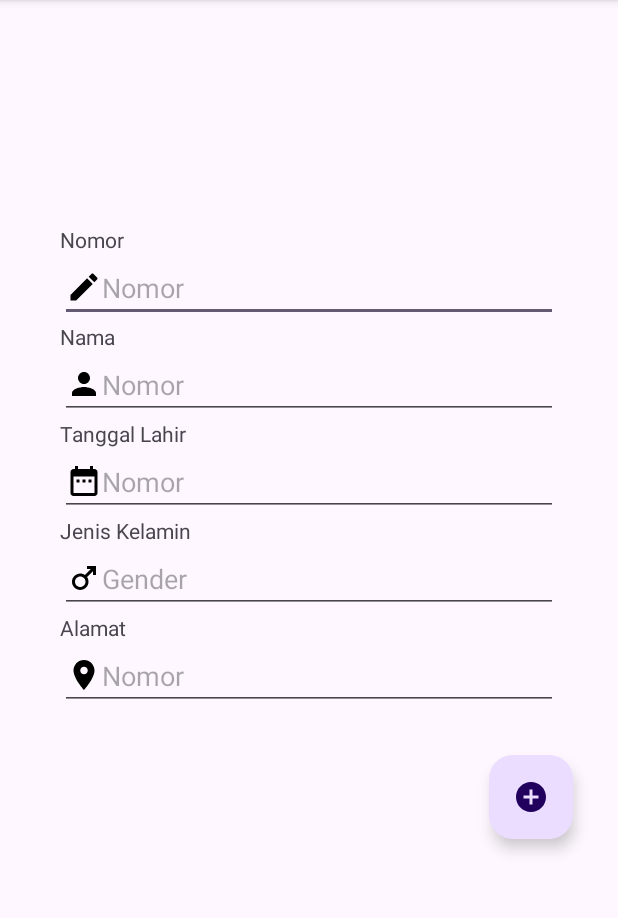
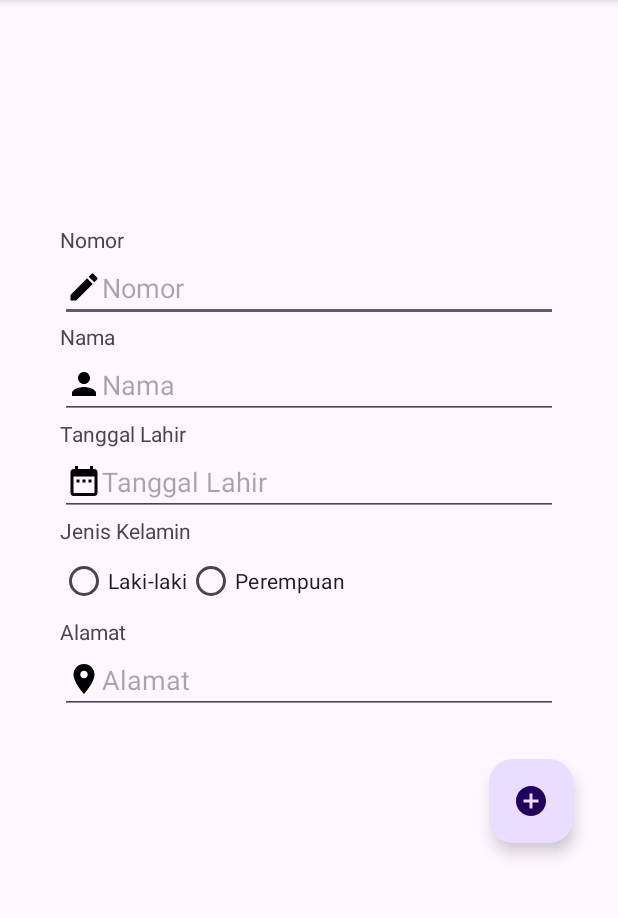
Before and after one commit to habialtx3/AplikasiSertifikasi, an Android app: the Insert screen opened directly, with no data from a screen before it, on a phone screen of 412 x 824 dp, the part 96-1014 px from its top. Run offline under Robolectric (Android 15) with nearby library versions, the phone set to English and light mode, and no system bars.

Commit message:
Aplikasi selesai, sudah mengubah title tiap Action Bar dan Membuat Radio Button.

```diff
--- a/app/src/main/java/com/example/seritifikasilogin/Dashboard.java
+++ b/app/src/main/java/com/example/seritifikasilogin/Dashboard.java
@@ -16,6 +16,7 @@ public class Dashboard extends AppCompatActivity {
     protected void onCreate(Bundle savedInstanceState) {
         super.onCreate(savedInstanceState);
         setContentView(R.layout.activity_dashboard);
+        setTitle("Dashboard");
 
         if (getSupportActionBar() != null) {
             getSupportActionBar().setDisplayHomeAsUpEnabled(true);
--- a/app/src/main/java/com/example/seritifikasilogin/Informasi.java
+++ b/app/src/main/java/com/example/seritifikasilogin/Informasi.java
@@ -12,6 +12,7 @@ public class Informasi extends AppCompatActivity {
     protected void onCreate(Bundle savedInstanceState) {
         super.onCreate(savedInstanceState);
         setContentView(R.layout.activity_informasi);
+        setTitle("Informasi");
         if (getSupportActionBar() != null) {
             getSupportActionBar().setDisplayHomeAsUpEnabled(true);
             getSupportActionBar().setHomeAsUpIndicator(R.drawable.baseline_arrow_back_24);
--- a/app/src/main/java/com/example/seritifikasilogin/Insert.java
+++ b/app/src/main/java/com/example/seritifikasilogin/Insert.java
@@ -10,6 +10,8 @@ import android.view.MenuItem;
 import android.view.View;
 import android.widget.DatePicker;
 import android.widget.EditText;
+import android.widget.RadioButton;
+import android.widget.RadioGroup;
 import android.widget.Toast;
 
 import com.google.android.material.floatingactionbutton.FloatingActionButton;
@@ -19,7 +21,8 @@ import java.util.Calendar;
 public class Insert extends AppCompatActivity {
 
     DatabaseHelper db;
-    EditText formNama, formNomor, formAlamat, formJenis, formTanggal_lahir;
+    EditText formNama, formNomor, formAlamat, formTanggal_lahir;
+    RadioGroup radioGroupJenis;
     FloatingActionButton bSimpan;
     private int mYear, mMonth, mDay;
 
@@ -27,7 +30,6 @@ public class Insert extends AppCompatActivity {
     protected void onCreate(Bundle savedInstanceState) {
         super.onCreate(savedInstanceState);
         setContentView(R.layout.activity_insert);
-
 
         if (getSupportActionBar() != null) {
             getSupportActionBar().setDisplayHomeAsUpEnabled(true);
@@ -39,8 +41,8 @@ public class Insert extends AppCompatActivity {
         formNomor = findViewById(R.id.formNomor);
         formNama = findViewById(R.id.formNama);
         formTanggal_lahir = findViewById(R.id.formTanggal);
-        formJenis = findViewById(R.id.formJenis);
         formAlamat = findViewById(R.id.formAlamat);
+        radioGroupJenis = findViewById(R.id.radioGroupJenis);
         bSimpan = findViewById(R.id.bSimpan);
 
         formTanggal_lahir.setOnClickListener(new View.OnClickListener() {
@@ -80,8 +82,11 @@ public class Insert extends AppCompatActivity {
         String nomor = formNomor.getText().toString();
         String nama = formNama.getText().toString();
         String tanggal_lahir = formTanggal_lahir.getText().toString();
-        String jenis_kelamin = formJenis.getText().toString();
         String alamat = formAlamat.getText().toString();
+
+        int selectedId = radioGroupJenis.getCheckedRadioButtonId();
+        RadioButton selectedGender = findViewById(selectedId);
+        String jenis_kelamin = selectedGender != null ? selectedGender.getText().toString() : "";
 
         if (nomor.isEmpty() || nama.isEmpty() || tanggal_lahir.isEmpty() || jenis_kelamin.isEmpty() || alamat.isEmpty()) {
             Toast.makeText(this, "Semua File Harus Diisi", Toast.LENGTH_SHORT).show();
@@ -126,7 +131,7 @@ public class Insert extends AppCompatActivity {
         formNomor.setText("");
         formNama.setText("");
         formTanggal_lahir.setText("");
-        formJenis.setText("");
+        radioGroupJenis.clearCheck();
         formAlamat.setText("");
     }
 }
--- a/app/src/main/java/com/example/seritifikasilogin/Login.java
+++ b/app/src/main/java/com/example/seritifikasilogin/Login.java
@@ -20,6 +20,7 @@ public class Login extends AppCompatActivity {
     protected void onCreate(Bundle savedInstanceState) {
         super.onCreate(savedInstanceState);
         setContentView(R.layout.activity_login);
+        setTitle("Login");
 
         if (getSupportActionBar() != null) {
             getSupportActionBar().setDisplayHomeAsUpEnabled(true);
--- a/app/src/main/java/com/example/seritifikasilogin/MainActivity.java
+++ b/app/src/main/java/com/example/seritifikasilogin/MainActivity.java
@@ -28,6 +28,7 @@ public class MainActivity extends AppCompatActivity {
     protected void onCreate(Bundle savedInstanceState) {
         super.onCreate(savedInstanceState);
         setContentView(R.layout.activity_main);
+        setTitle("List Mahasiswa");
 
         if (getSupportActionBar() != null) {
             getSupportActionBar().setDisplayHomeAsUpEnabled(true);
--- a/app/src/main/java/com/example/seritifikasilogin/Profile.java
+++ b/app/src/main/java/com/example/seritifikasilogin/Profile.java
@@ -79,6 +79,7 @@ public class Profile extends AppCompatActivity {
                     formTanggalLahir.setText(cursor.getString(2));
                     formJenisKelamin.setText(cursor.getString(3));
                     formAlamat.setText(cursor.getString(4));
+                    setTitle(cursor.getString(1));
                     break;
                 }
             } while (cursor.moveToNext());
--- a/app/src/main/java/com/example/seritifikasilogin/Registrasi.java
+++ b/app/src/main/java/com/example/seritifikasilogin/Registrasi.java
@@ -20,6 +20,7 @@ public class Registrasi extends AppCompatActivity {
     protected void onCreate(Bundle savedInstanceState) {
         super.onCreate(savedInstanceState);
         setContentView(R.layout.activity_registrasi);
+        setTitle("Registerasi");
 
         if (getSupportActionBar() != null) {
             getSupportActionBar().setDisplayHomeAsUpEnabled(true);
--- a/app/src/main/res/layout/activity_insert.xml
+++ b/app/src/main/res/layout/activity_insert.xml
@@ -43,7 +43,7 @@
         android:layout_marginEnd="40dp"
         android:drawableLeft="@drawable/baseline_person_24"
         android:ems="10"
-        android:hint="Nomor"
+        android:hint="Nama"
         android:inputType="text" />
 
     <TextView
@@ -62,8 +62,9 @@
         android:layout_marginEnd="40dp"
         android:drawableLeft="@drawable/baseline_date_range_24"
         android:ems="10"
-        android:hint="Nomor"
+        android:hint="Tanggal Lahir"
         android:inputType="text" />
+
 
     <TextView
         android:id="@+id/textView5"
@@ -73,16 +74,27 @@
         android:layout_marginEnd="40dp"
         android:text="Jenis Kelamin" />
 
-    <EditText
-        android:id="@+id/formJenis"
+    <RadioGroup
+        android:id="@+id/radioGroupJenis"
         android:layout_width="match_parent"
         android:layout_height="wrap_content"
         android:layout_marginStart="40dp"
         android:layout_marginEnd="40dp"
-        android:ems="10"
-        android:drawableLeft="@drawable/baseline_male_24"
-        android:hint="Gender"
-        android:inputType="text" />
+        android:orientation="horizontal">
+
+        <RadioButton
+            android:id="@+id/radioMale"
+            android:layout_width="wrap_content"
+            android:layout_height="wrap_content"
+            android:text="Laki-laki" />
+
+        <RadioButton
+            android:id="@+id/radioFemale"
+            android:layout_width="wrap_content"
+            android:layout_height="wrap_content"
+            android:text="Perempuan" />
+    </RadioGroup>
+
 
     <TextView
         android:id="@+id/textView"
@@ -100,7 +112,7 @@
         android:layout_marginEnd="40dp"
         android:drawableLeft="@drawable/baseline_location_on_24"
         android:ems="10"
-        android:hint="Nomor"
+        android:hint="Alamat"
         android:inputType="text" />
 
     <com.google.android.material.floatingactionbutton.FloatingActionButton
--- a/app/src/main/res/layout/activity_login.xml
+++ b/app/src/main/res/layout/activity_login.xml
@@ -16,7 +16,7 @@
         android:hint="Masukkan Email"
         android:layout_marginStart="40dp"
         android:layout_marginEnd="40dp"
-        android:inputType="text" />
+        android:inputType="textEmailAddress" />
 
     <EditText
         android:id="@+id/formPassword"
--- a/app/src/main/res/layout/activity_main.xml
+++ b/app/src/main/res/layout/activity_main.xml
@@ -1,5 +1,5 @@
 <?xml version="1.0" encoding="utf-8"?>
-<LinearLayout xmlns:android="http://schemas.android.com/apk/res/android"
+<RelativeLayout xmlns:android="http://schemas.android.com/apk/res/android"
     xmlns:app="http://schemas.android.com/apk/res-auto"
     xmlns:tools="http://schemas.android.com/tools"
     android:layout_width="match_parent"
@@ -15,4 +15,6 @@
         android:layout_marginTop="40dp"
         android:layout_marginEnd="20dp"
         android:dividerHeight="10dp"/>
-</LinearLayout>
+
+
+</RelativeLayout>
--- a/app/src/main/res/layout/activity_registrasi.xml
+++ b/app/src/main/res/layout/activity_registrasi.xml
@@ -16,7 +16,7 @@
         android:hint="Masukkan Email"
         android:layout_marginStart="40dp"
         android:layout_marginEnd="40dp"
-        android:inputType="text" />
+        android:inputType="textEmailAddress" />
 
     <EditText
         android:id="@+id/formPassword"
```
Also changed, not shown: app/src/main/java/com/example/seritifikasilogin/Update.java (+27 -10 lines), app/src/main/res/layout/activity_update.xml (+21 -9 lines).
